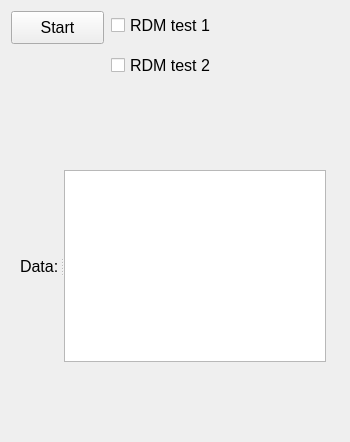
vulevu121/rdm_bench, file design1.ui: the form before one commit.
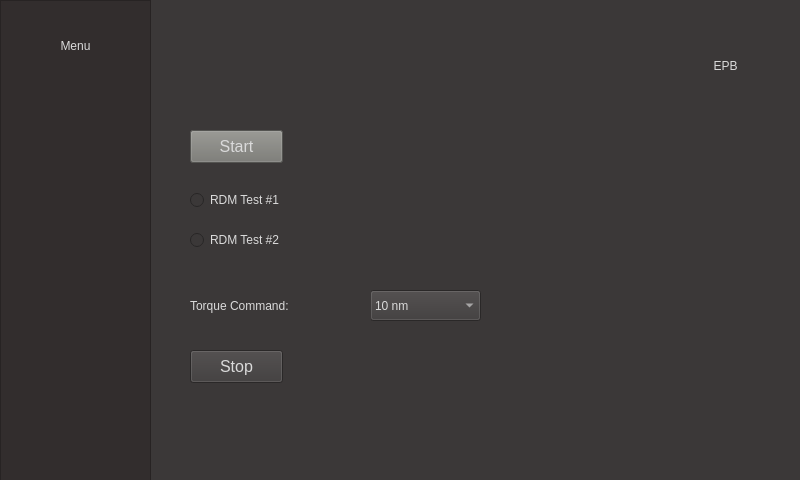
The form after the commit. Icons and pictures are not drawn.

```diff
--- a/design1.ui
+++ b/design1.ui
@@ -6,19 +6,33 @@
    <rect>
     <x>0</x>
     <y>0</y>
-    <width>350</width>
-    <height>442</height>
+    <width>800</width>
+    <height>480</height>
    </rect>
   </property>
   <property name="windowTitle">
    <string>MainWindow</string>
   </property>
+  <property name="autoFillBackground">
+   <bool>false</bool>
+  </property>
+  <property name="styleSheet">
+   <string notr="true">QWidget {
+background-color:rgb(59, 56, 56);
+color: rgb(218, 218, 218);
+font: 12pt &quot;MS Shell Dlg 2&quot;;
+}
+
+QPushButton:flat {
+	border: none;
+}</string>
+  </property>
   <widget class="QWidget" name="centralwidget">
    <widget class="QPushButton" name="pushButton">
     <property name="geometry">
      <rect>
-      <x>11</x>
-      <y>11</y>
+      <x>190</x>
+      <y>130</y>
       <width>93</width>
       <height>33</height>
      </rect>
@@ -28,35 +42,72 @@
       <pointsize>12</pointsize>
      </font>
     </property>
+    <property name="styleSheet">
+     <string notr="true">background-color: rgb(118, 118, 113);</string>
+    </property>
     <property name="text">
      <string>Start</string>
     </property>
    </widget>
-   <widget class="QCheckBox" name="checkBox">
+   <widget class="QComboBox" name="comboBox">
     <property name="geometry">
      <rect>
-      <x>111</x>
-      <y>11</y>
-      <width>125</width>
-      <height>28</height>
+      <x>370</x>
+      <y>290</y>
+      <width>111</width>
+      <height>31</height>
      </rect>
     </property>
-    <property name="font">
-     <font>
-      <pointsize>12</pointsize>
-     </font>
+    <item>
+     <property name="text">
+      <string>10 nm</string>
+     </property>
+    </item>
+    <item>
+     <property name="text">
+      <string>50 nm</string>
+     </property>
+    </item>
+    <item>
+     <property name="text">
+      <string>100 nm</string>
+     </property>
+    </item>
+   </widget>
+   <widget class="QPushButton" name="epb_btn">
+    <property name="geometry">
+     <rect>
+      <x>660</x>
+      <y>30</y>
+      <width>131</width>
+      <height>71</height>
+     </rect>
     </property>
     <property name="text">
-     <string>RDM test 1</string>
+     <string>EPB</string>
     </property>
+    <property name="icon">
+     <iconset>
+      <normalon>graphics/epb_button.png</normalon>
+     </iconset>
+    </property>
+    <property name="iconSize">
+     <size>
+      <width>80</width>
+      <height>80</height>
+     </size>
+    </property>
+    <property name="flat">
+     <bool>true</bool>
+    </property>
    </widget>
-   <widget class="QCheckBox" name="checkBox_2">
+   <widget class="QPushButton" name="stop_btn">
     <property name="geometry">
      <rect>
-      <x>111</x>
-      <y>51</y>
-      <width>125</width>
-      <height>28</height>
+      <x>190</x>
+      <y>350</y>
+      <width>93</width>
+      <height>33</height>
      </rect>
     </property>
     <property name="font">
@@ -65,32 +116,93 @@
      </font>
     </property>
     <property name="text">
-     <string>RDM test 2</string>
+     <string>Stop</string>
     </property>
    </widget>
-   <widget class="QSplitter" name="splitter">
+   <widget class="QRadioButton" name="radioButton">
     <property name="geometry">
      <rect>
-      <x>20</x>
-      <y>170</y>
-      <width>306</width>
-      <height>192</height>
+      <x>190</x>
+      <y>190</y>
+      <width>151</width>
+      <height>20</height>
      </rect>
     </property>
-    <property name="orientation">
-     <enum>Qt::Horizontal</enum>
+    <property name="text">
+     <string>RDM Test #1</string>
     </property>
-    <widget class="QLabel" name="label">
-     <property name="font">
-      <font>
-       <pointsize>12</pointsize>
-      </font>
+   </widget>
+   <widget class="QRadioButton" name="radioButton_2">
+    <property name="geometry">
+     <rect>
+      <x>190</x>
+      <y>230</y>
+      <width>151</width>
+      <height>20</height>
+     </rect>
+    </property>
+    <property name="text">
+     <string>RDM Test #2</string>
+    </property>
+   </widget>
+   <widget class="QLabel" name="label">
+    <property name="geometry">
+     <rect>
+      <x>190</x>
+      <y>290</y>
+      <width>181</width>
+      <height>31</height>
+     </rect>
+    </property>
+    <property name="text">
+     <string>Torque Command:</string>
+    </property>
+   </widget>
+   <widget class="QFrame" name="frame">
+    <property name="geometry">
+     <rect>
+      <x>0</x>
+      <y>0</y>
+      <width>151</width>
+      <height>491</height>
+     </rect>
+    </property>
+    <property name="styleSheet">
+     <string notr="true">background-color: rgb(50, 45, 45);</string>
+    </property>
+    <property name="frameShape">
+     <enum>QFrame::StyledPanel</enum>
+    </property>
+    <property name="frameShadow">
+     <enum>QFrame::Raised</enum>
+    </property>
+    <widget class="QPushButton" name="menu_btn">
+     <property name="geometry">
+      <rect>
+       <x>10</x>
+       <y>10</y>
+       <width>131</width>
+       <height>71</height>
+      </rect>
      </property>
      <property name="text">
-      <string>Data:</string>
+      <string>Menu</string>
+     </property>
+     <property name="icon">
+      <iconset>
+       <normalon>graphics/menu.png</normalon>
+      </iconset>
+     </property>
+     <property name="iconSize">
+      <size>
+       <width>50</width>
+       <height>50</height>
+      </size>
+     </property>
+     <property name="flat">
+      <bool>true</bool>
      </property>
     </widget>
-    <widget class="QPlainTextEdit" name="plainTextEdit"/>
    </widget>
   </widget>
  </widget>
```
Left out of the diff: 10 changed lines with no effect on the pictures.
